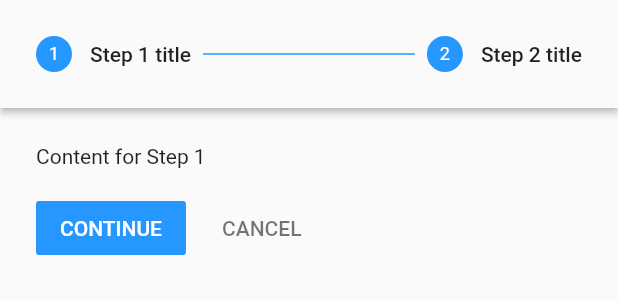
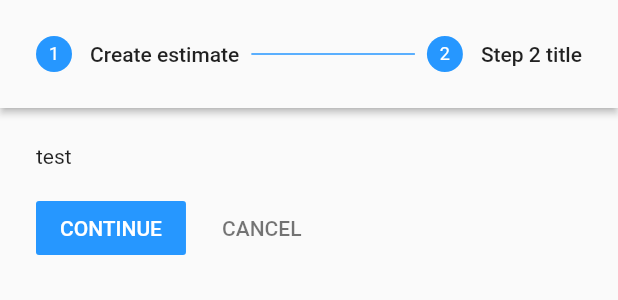
Before and after one commit to mmirceaadrian/abac_challenge, a Flutter app: the DiagnoseStepperView widget shown alone on an empty page, opened directly, on a phone screen of 412 x 824 dp. Shown: the top 300 px of the screen. Run offline on Flutter 3.47's test engine with Material 2 defaults, Android fonts, the phone set to English and light mode, and no system bars; our stand-ins replace flutter_bloc, google_nav_bar, shared_preferences; accounts and stored records are empty; network calls fail.

Commit message:
add search and event, state and bloc to stepper

```diff
--- a/lib/src/bloc/main/main_cubit.dart
+++ b/lib/src/bloc/main/main_cubit.dart
@@ -9,7 +9,7 @@ class MainCubit extends Cubit<MainState> {
 
   void showSpaceships() => emit(SpaceshipsState());
   void showAppointments() => emit(AppointmentsState());
-  void showDiagnoseStespper() => emit(DiagnoseStepperState());
+  void showDiagnoseStespper() => emit(DiagnoseState());
 
   /// This method is used to show the screen by index
   ///
--- a/lib/src/bloc/main/main_state.dart
+++ b/lib/src/bloc/main/main_state.dart
@@ -11,6 +11,6 @@ class AppointmentsState extends MainState {
   const AppointmentsState() : super(1);
 }
 
-class DiagnoseStepperState extends MainState {
-  const DiagnoseStepperState() : super(0);
+class DiagnoseState extends MainState {
+  const DiagnoseState() : super(0);
 }
--- /dev/null
+++ b/lib/src/bloc/myspaceship/diagnosestepper/diagnosestepper_bloc.dart
@@ -0,0 +1,33 @@
+import 'package:abac_challenge/src/bloc/myspaceship/diagnosestepper/diagnosestepper_event.dart';
+import 'package:abac_challenge/src/bloc/myspaceship/diagnosestepper/diagnosestepper_state.dart';
+import 'package:abac_challenge/src/repository/diagnose_repo.dart';
+import 'package:flutter_bloc/flutter_bloc.dart';
+
+class DiagnoseStepperBloc
+    extends Bloc<DiagnoseStepperEvent, DiagnoseStepperState> {
+  final DiagnoseRepo diagnoseRepo;
+
+  DiagnoseStepperBloc({required this.diagnoseRepo})
+      : super(DiagnoseStepperState()) {
+    on<DiagnoseStepperEvent>(_onEvent);
+  }
+
+  Future<void> _onEvent(
+      DiagnoseStepperEvent event, Emitter<DiagnoseStepperState> emit) async {
+    if (event is DiagnoseStepperSearch) {
+      try {
+        var components = await diagnoseRepo.searchComponent(event.query);
+        emit(state.copyWith(searchedComponents: components));
+      } catch (e) {
+        emit(state.copyWith(searchedComponents: []));
+      }
+    }
+    if (event is DiagnoseStepperAddComponent) {
+      emit(state.copyWith(selectedComponents: [
+        ...state.selectedComponents,
+        event.spaceshipComponent.copyWith(quantity: event.quantity)
+      ]));
+      print(state.selectedComponents);
+    }
+  }
+}
--- /dev/null
+++ b/lib/src/bloc/myspaceship/diagnosestepper/diagnosestepper_event.dart
@@ -0,0 +1,23 @@
+import 'package:abac_challenge/src/models/spaceship_component_model.dart';
+
+abstract class DiagnoseStepperEvent {}
+
+class DiagnoseStepperSearch extends DiagnoseStepperEvent {
+  final String query;
+
+  DiagnoseStepperSearch({required this.query});
+}
+
+class DiagnoseStepperAddComponent extends DiagnoseStepperEvent {
+  final SpaceshipComponent spaceshipComponent;
+  final int quantity;
+
+  DiagnoseStepperAddComponent(
+      {required this.spaceshipComponent, this.quantity = 1});
+}
+
+class DiagnoseStepperRemoveComponent extends DiagnoseStepperEvent {
+  final SpaceshipComponent spaceshipComponent;
+
+  DiagnoseStepperRemoveComponent({required this.spaceshipComponent});
+}
--- /dev/null
+++ b/lib/src/bloc/myspaceship/diagnosestepper/diagnosestepper_state.dart
@@ -0,0 +1,21 @@
+import 'package:abac_challenge/src/models/spaceship_component_model.dart';
+
+class DiagnoseStepperState {
+  List<SpaceshipComponent> selectedComponents;
+  List<SpaceshipComponent> searchedComponents;
+
+  DiagnoseStepperState({
+    this.selectedComponents = const [],
+    this.searchedComponents = const [],
+  });
+
+  DiagnoseStepperState copyWith({
+    List<SpaceshipComponent>? selectedComponents,
+    List<SpaceshipComponent>? searchedComponents,
+  }) {
+    return DiagnoseStepperState(
+      selectedComponents: selectedComponents ?? this.selectedComponents,
+      searchedComponents: searchedComponents ?? this.searchedComponents,
+    );
+  }
+}
--- /dev/null
+++ b/lib/src/models/spaceship_component_model.dart
@@ -0,0 +1,36 @@
+class SpaceshipComponent {
+  String spaceshipComponentId;
+  String name;
+  int price;
+  int quantity;
+  int get quantityPrice => price * quantity;
+
+  SpaceshipComponent({
+    required this.spaceshipComponentId,
+    required this.name,
+    required this.price,
+    this.quantity = 1,
+  });
+
+  factory SpaceshipComponent.fromJson(Map<String, dynamic> json) {
+    return SpaceshipComponent(
+      spaceshipComponentId: json['piece_id'],
+      name: json['name'],
+      price: json['price'],
+    );
+  }
+
+  SpaceshipComponent copyWith({
+    String? spaceshipComponentId,
+    String? name,
+    int? price,
+    int? quantity,
+  }) {
+    return SpaceshipComponent(
+      spaceshipComponentId: spaceshipComponentId ?? this.spaceshipComponentId,
+      name: name ?? this.name,
+      price: price ?? this.price,
+      quantity: quantity ?? this.quantity,
+    );
+  }
+}
--- a/lib/src/screens/main/myspaceships/diagnose_stepper_view.dart
+++ b/lib/src/screens/main/myspaceships/diagnose_stepper_view.dart
@@ -1,27 +1,54 @@
+import 'package:abac_challenge/src/bloc/myspaceship/diagnosestepper/diagnosestepper_bloc.dart';
+import 'package:abac_challenge/src/bloc/myspaceship/diagnosestepper/diagnosestepper_state.dart';
+import 'package:abac_challenge/src/repository/diagnose_repo.dart';
 import 'package:flutter/material.dart';
+import 'package:flutter_bloc/flutter_bloc.dart';
 
 class DiagnoseStepperView extends StatelessWidget {
   const DiagnoseStepperView({Key? key}) : super(key: key);
 
   @override
   Widget build(BuildContext context) {
-    return Stepper(
+    return BlocProvider(
+      create: (context) => DiagnoseStepperBloc(
+        diagnoseRepo: context.read<DiagnoseRepo>(),
+      ),
+      child: Stepper(
         currentStep: 0,
         onStepContinue: () {},
         onStepCancel: () {},
         type: StepperType.horizontal,
-      steps: const [
-        Step(
-          title: Text('Step 1 title'),
-          content: Text('Content for Step 1'),
-          isActive: true,
+        steps: [
+          stepOne(),
+          stepTwo(),
+        ],
       ),
-        Step(
+    );
+  }
+
+  Step stepTwo() {
+    return Step(
       title: Text('Step 2 title'),
       content: Text('Content for Step 2'),
       isActive: true,
+    );
+  }
+
+  Step stepOne() {
+    return Step(
+      title: Text('Create estimate'),
+      content: BlocBuilder<DiagnoseStepperBloc, DiagnoseStepperState>(
+        builder: (context, state) {
+          return Text('test');
+        },
       ),
-      ],
+      isActive: true,
+    );
+  }
+
+  SizedBox _gap() {
+    return const SizedBox(
+      height: 20,
     );
   }
 }
```
Also changed, not shown: lib/src/navigation/main_navigator.dart (+6 -3 lines), lib/src/repository/diagnose_repo.dart (added, +34 -0 lines). Lines whose indentation alone changed are shown as unchanged.
